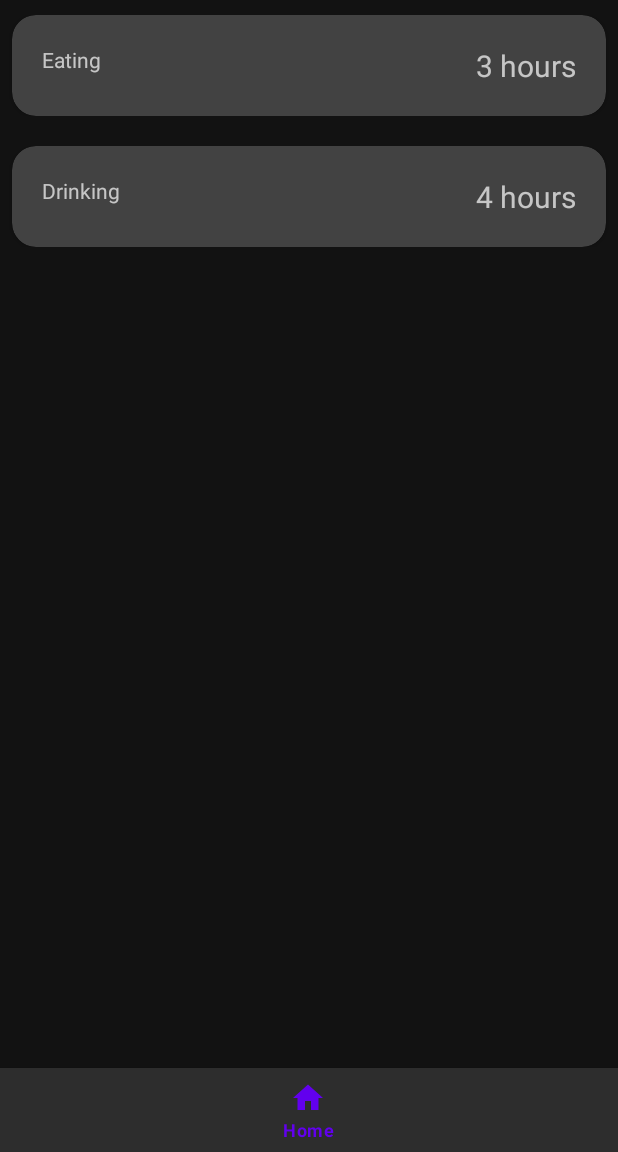
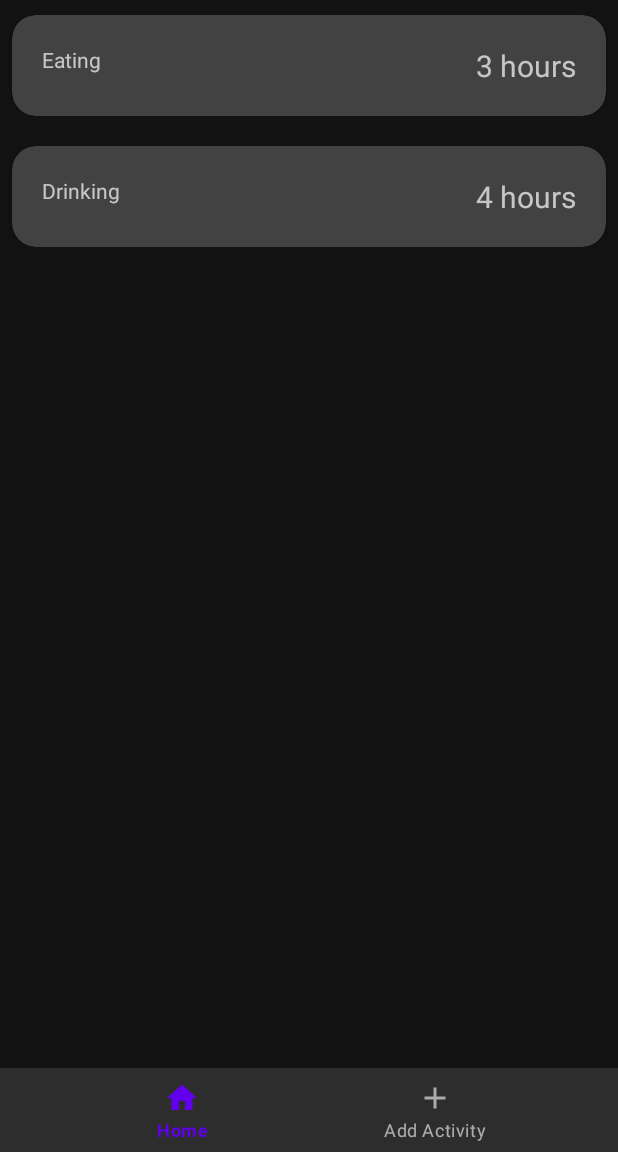
Before and after one commit to Polar-Points/Productivity-Tracker, an Android app: the screen it shows after launch (MainActivity), on a phone screen of 412 x 824 dp, the part 84-1236 px from its top. Run offline under Robolectric (Android 15) with nearby library versions, the phone set to English and light mode, and no system bars; our stand-ins replace navigation-ui.

Commit message:
Added in basic flow where you can add things via Actvitity Entry Frag and have it be displayed in the home screen recycler view

```diff
--- a/app/src/main/java/com/marty/dang/productivitytracker/Entry.kt
+++ /dev/null
@@ -1,10 +0,0 @@
-package com.marty.dang.productivitytracker
-
-/**
- *   Created by Marty Dang on 4/20/20
- *   Copyright @ 2019 Dang, Marty. All rights reserved.
- */
-data class Entry(var category: String, var time: String) {
-
-
-}
--- a/app/src/main/java/com/marty/dang/productivitytracker/HomeFragment.kt
+++ b/app/src/main/java/com/marty/dang/productivitytracker/HomeFragment.kt
@@ -7,6 +7,8 @@ import android.view.View
 import android.view.ViewGroup
 import androidx.recyclerview.widget.LinearLayoutManager
 import androidx.recyclerview.widget.RecyclerView
+import com.marty.dang.productivitytracker.repository.Entry
+import com.marty.dang.productivitytracker.repository.Repo
 
 class HomeFragment : Fragment() {
 
@@ -22,9 +24,7 @@ class HomeFragment : Fragment() {
         recyclerView = view.findViewById(R.id.stats_recycler_view)
         recyclerView.layoutManager = LinearLayoutManager(activity)
 
-        val entry1 = Entry("Eating", "3 hours")
-        val entry2 = Entry("Drinking", "4 hours")
-        recyclerView.adapter = StatsAdapter(listOf(entry1, entry2))
+        recyclerView.adapter = StatsAdapter(Repo.getData() ?: listOf())
         return view
     }
 }
--- a/app/src/main/java/com/marty/dang/productivitytracker/MainActivity.kt
+++ b/app/src/main/java/com/marty/dang/productivitytracker/MainActivity.kt
@@ -1,15 +1,23 @@
 package com.marty.dang.productivitytracker
 
-import android.content.Context
 import androidx.appcompat.app.AppCompatActivity
 import android.os.Bundle
-import android.util.AttributeSet
-import android.view.View
+import androidx.navigation.Navigation
+import androidx.navigation.ui.NavigationUI
+import androidx.navigation.ui.setupWithNavController
+import com.google.android.material.bottomnavigation.BottomNavigationView
+import kotlinx.android.synthetic.main.activity_main.*
 
 class MainActivity : AppCompatActivity() {
+
 
     override fun onCreate(savedInstanceState: Bundle?) {
         super.onCreate(savedInstanceState)
         setContentView(R.layout.activity_main)
+
+        val navController = Navigation.findNavController(this, R.id.nav_host_fragment)
+        NavigationUI.setupWithNavController(bottom_navigation, navController)
+
+        findViewById<BottomNavigationView>(R.id.bottom_navigation).setupWithNavController(navController)
     }
 }
--- a/app/src/main/java/com/marty/dang/productivitytracker/StatsAdapter.kt
+++ b/app/src/main/java/com/marty/dang/productivitytracker/StatsAdapter.kt
@@ -6,6 +6,7 @@ import android.view.View
 import android.view.ViewGroup
 import android.widget.TextView
 import androidx.recyclerview.widget.RecyclerView
+import com.marty.dang.productivitytracker.repository.Entry
 
 /**
  *   Created by Marty Dang on 4/20/20
--- /dev/null
+++ b/app/src/main/java/com/marty/dang/productivitytracker/repository/Entry.kt
@@ -0,0 +1,7 @@
+package com.marty.dang.productivitytracker.repository
+
+/**
+ *   Created by Marty Dang on 4/20/20
+ *   Copyright @ 2019 Dang, Marty. All rights reserved.
+ */
+data class Entry(var category: String, var time: String)
--- /dev/null
+++ b/app/src/main/java/com/marty/dang/productivitytracker/repository/Repo.kt
@@ -0,0 +1,27 @@
+package com.marty.dang.productivitytracker.repository
+
+/**
+ *   Created by Marty Dang on 4/22/20
+ *   Copyright @ 2019 Dang, Marty. All rights reserved.
+ */
+object Repo {
+
+    private val entry1 = Entry(
+        "Eating",
+        "3 hours"
+    )
+    private val entry2 = Entry(
+        "Drinking",
+        "4 hours"
+    )
+
+    private var listOfEntries: MutableList<Entry> = mutableListOf(entry1, entry2)
+
+    fun addData(entry: Entry) {
+        listOfEntries.add(entry)
+    }
+
+    fun getData(): List<Entry>? {
+        return listOfEntries
+    }
+}
--- /dev/null
+++ b/app/src/main/res/drawable/ic_add_black_24dp.xml
@@ -0,0 +1,9 @@
+<vector xmlns:android="http://schemas.android.com/apk/res/android"
+        android:width="24dp"
+        android:height="24dp"
+        android:viewportWidth="24.0"
+        android:viewportHeight="24.0">
+    <path
+        android:fillColor="#FF000000"
+        android:pathData="M19,13h-6v6h-2v-6H5v-2h6V5h2v6h6v2z"/>
+</vector>
--- a/app/src/main/res/menu/navigation.xml
+++ b/app/src/main/res/menu/navigation.xml
@@ -6,4 +6,10 @@
         android:title="Home"
         android:icon="@drawable/home_black_24dp"
         />
+
+    <item
+        android:id="@+id/activityEntryFragment"
+        android:title="Add Activity"
+        android:icon="@drawable/ic_add_black_24dp"
+        />
 </menu>
--- a/app/src/main/res/navigation/nav_graph.xml
+++ b/app/src/main/res/navigation/nav_graph.xml
@@ -10,4 +10,9 @@
         android:name="com.marty.dang.productivitytracker.HomeFragment"
         android:label="fragment_home"
         tools:layout="@layout/fragment_home" />
+    <fragment
+        android:id="@+id/activityEntryFragment"
+        android:name="com.marty.dang.productivitytracker.ActivityEntryFragment"
+        android:label="activity_entry_fragment"
+        tools:layout="@layout/activity_entry_fragment" />
 </navigation>
```
Also changed, not shown: app/build.gradle (+9 -2 lines), app/src/main/java/com/marty/dang/productivitytracker/ActivityEntryFragment.kt (added, +33 -0 lines), app/src/main/res/layout/activity_entry_fragment.xml (added, +42 -0 lines).
